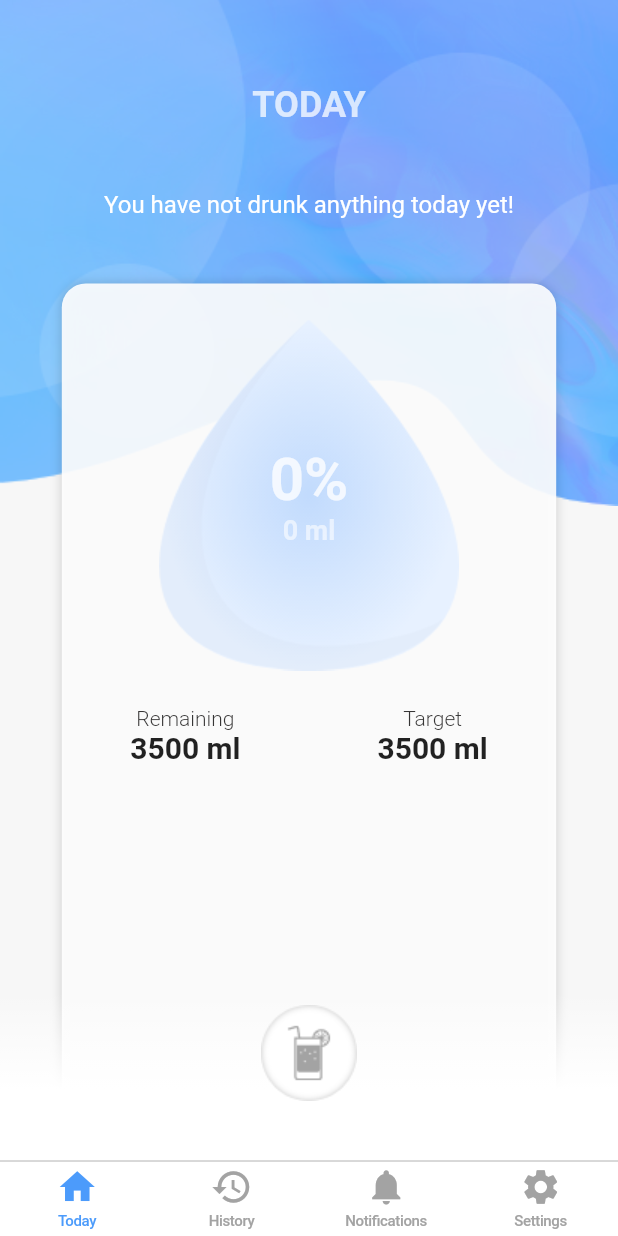
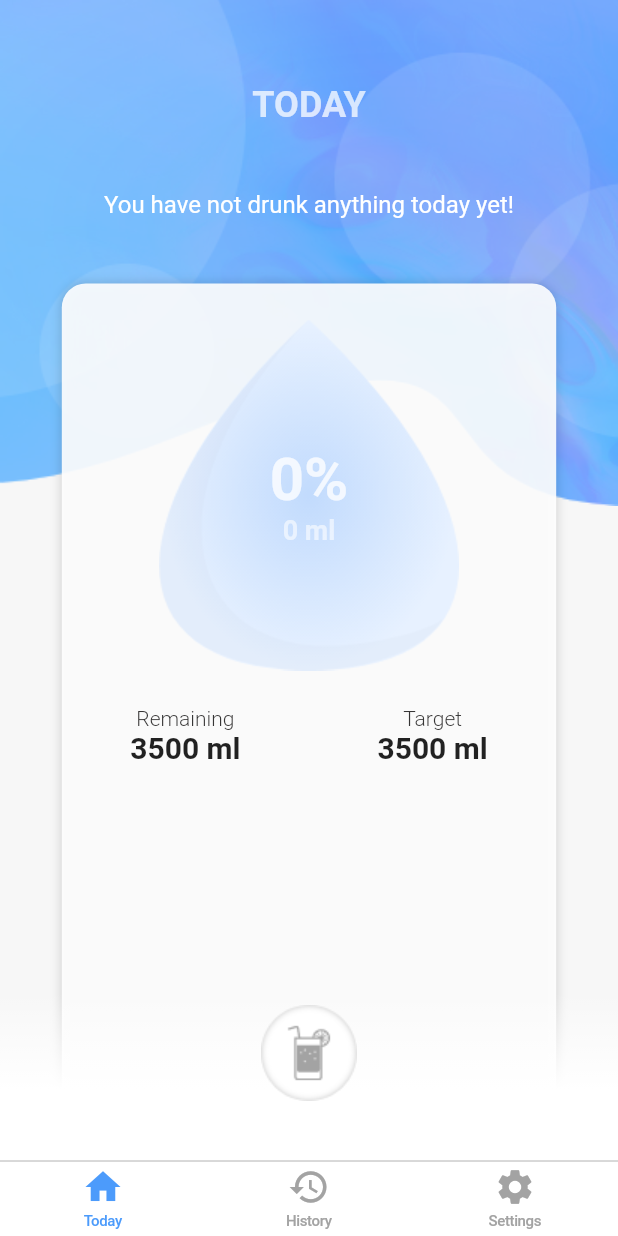
Before and after one commit to MOB2000/water, a Flutter app: the screen it shows after launch, on a phone screen of 412 x 824 dp. Run offline on Flutter 3.47's test engine with Material 2 defaults, Android fonts, the phone set to English and light mode, and no system bars; our stand-ins replace flutter_redux, flutter_svg, redux, shared_preferences, sqflite; accounts and stored records are empty.

```diff
--- a/lib/screens/home/home_page.dart
+++ b/lib/screens/home/home_page.dart
@@ -19,7 +19,6 @@ class _HomePageState extends State<HomePage> with WidgetsBindingObserver {
   @override
   void initState() {
     super.initState();
-
     WidgetsBinding.instance.addObserver(this);
   }
 
@@ -30,6 +29,7 @@ class _HomePageState extends State<HomePage> with WidgetsBindingObserver {
   }
 
   DateTime? lastUpdated;
+
   @override
   void didChangeAppLifecycleState(AppLifecycleState state) {
     if (state == AppLifecycleState.resumed) {
@@ -44,38 +44,13 @@ class _HomePageState extends State<HomePage> with WidgetsBindingObserver {
     }
   }
 
-// HomePage() {
-  //   _initQuickActions();
-  // }
-
-  // void _initQuickActions() {
-  //   final QuickActions quickActions = const QuickActions();
-  //   quickActions.initialize((String shortcutType) {
-  //     // StoreConnector<AppState, AppState>(converter: (Store store) {}, builder: (BuildContext context, AppState vm) {},);
-  //     if (shortcutType == 'add_small_water') {
-  //       Drink drink = Drink.water();
-  //       var entry = DrinkHistoryEntry();
-  //       entry.amount = drink.amount;
-  //       entry.date = DateTime.now().millisecondsSinceEpoch;
-  //       // store.dispatch(AddDrinkToHistoryAction(entry));
-  //     }
-  //   });
-
-  //   quickActions.setShortcutItems(<ShortcutItem>[
-  //     const ShortcutItem(
-  //       type: 'add_small_water',
-  //       localizedTitle: 'Small Water (250 ml)',
-  //     ),
-  //   ]);
-  // }
-
   Widget _getBody(int index) {
     switch (index) {
       case 0:
         return const TodayPage();
       case 1:
         return const HistoryPage();
-      case 3:
+      case 2:
         return const SettingsPage();
       default:
         return const TodayPage();
@@ -104,16 +79,8 @@ class _HomePageState extends State<HomePage> with WidgetsBindingObserver {
               blur: 3.0,
               shadowColor: Colors.black.withOpacity(0.25),
             ),
-              label: 'History'),
-          BottomNavigationBarItem(
-              icon: ShadowIcon(
-                Icons.notifications,
-                offsetX: 0.0,
-                offsetY: 0.0,
-                blur: 3.0,
-                shadowColor: Colors.black.withOpacity(0.25),
+            label: 'History',
           ),
-              label: 'Notifications'),
           BottomNavigationBarItem(
             icon: ShadowIcon(
               Icons.settings,
@@ -141,16 +108,19 @@ class _HomePageState extends State<HomePage> with WidgetsBindingObserver {
                     decoration: const BoxDecoration(
                       image: DecorationImage(
                         alignment: AlignmentDirectional.topStart,
-                              image: AssetImage(
-                                  'assets/background/top-background.png'),
-                              fit: BoxFit.fitWidth)),
+                        image:
+                            AssetImage('assets/background/top-background.png'),
+                        fit: BoxFit.fitWidth,
+                      ),
+                    ),
                   ),
                   Padding(
                     padding: const EdgeInsets.only(top: 40),
                     child: _getBody(index),
                   ),
                 ],
-                ));
+              ),
+            );
           },
         );
       },
```
Also changed, not shown: 4 other files. Lines whose indentation alone changed are shown as unchanged.
